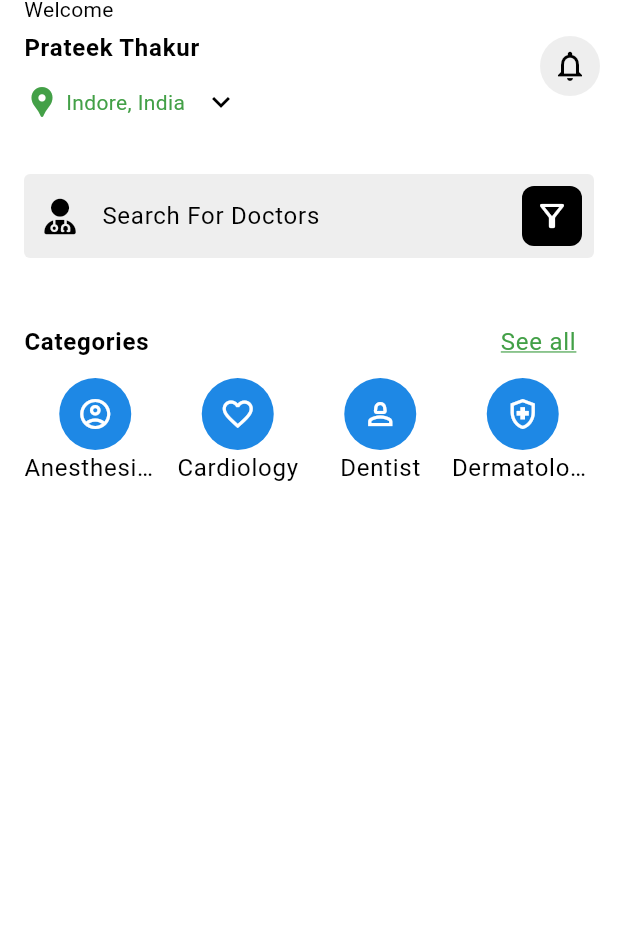
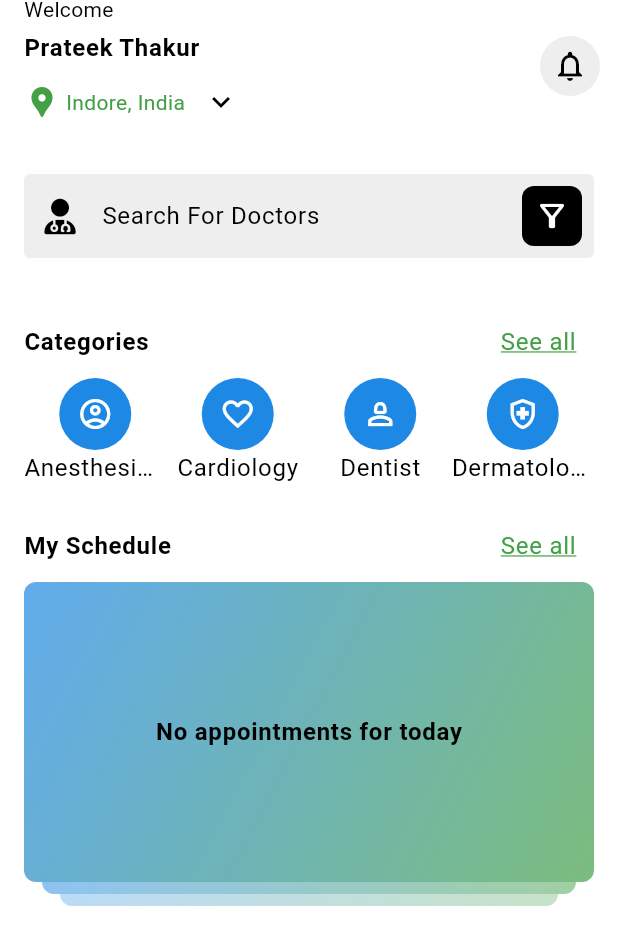
Before and after one commit to prateekthakur272/quic_doc, a Flutter app: the screen it shows after launch, on a phone screen of 412 x 824 dp. Shown: the top 945 px of the screen. Run offline on Flutter 3.47's test engine with Material 3 defaults, Android fonts, the phone set to English and light mode, and no system bars; our stand-ins replace font_awesome_flutter; generated files the repository leaves out were written again.

Commit message:
adds appointment card

```diff
--- a/lib/l10n/app_en.arb
+++ b/lib/l10n/app_en.arb
@@ -14,5 +14,7 @@
         "description": "Hint text for doctor search bar"
     },
     "categories":"Categories",
-    "seeAll":"See all"
+    "seeAll":"See all",
+    "mySchedule":"My Schedule",
+    "noAppointments":"No appointments for today"
 }
--- a/lib/src/extensions/build_context_extension.dart
+++ b/lib/src/extensions/build_context_extension.dart
@@ -6,4 +6,5 @@ extension BuildContextExtension on BuildContext {
   ThemeData get theme => Theme.of(this);
   ColorScheme get colorScheme => Theme.of(this).colorScheme;
   AppLocalizations get localizations => AppLocalizations.of(this)!;
+  Size get screenSize => MediaQuery.of(this).size;
 }
--- a/lib/src/screens/home_screen/home_screen.dart
+++ b/lib/src/screens/home_screen/home_screen.dart
@@ -3,6 +3,7 @@ import 'package:font_awesome_flutter/font_awesome_flutter.dart';
 import 'package:quic_doc/src/constants/widgets.dart';
 import 'package:quic_doc/src/extensions/build_context_extension.dart';
 import 'package:quic_doc/src/screens/home_screen/widgets/doctor_categories.dart';
+import 'package:quic_doc/src/screens/home_screen/widgets/my_appointments.dart';
 
 class HomeScreen extends StatelessWidget {
   const HomeScreen({super.key});
@@ -85,7 +86,8 @@ class HomeScreen extends StatelessWidget {
           )),
       body: const SingleChildScrollView(
         padding: EdgeInsets.all(16),
-        child: Column(children: [DoctorCategories()]),
+        child:
+            Column(children: [DoctorCategories(), space16, MyAppointments()]),
       ),
     );
   }
--- /dev/null
+++ b/lib/src/screens/home_screen/widgets/appointment_preview_card.dart
@@ -0,0 +1,71 @@
+import 'package:flutter/material.dart';
+import 'package:quic_doc/src/extensions/build_context_extension.dart';
+
+class AppointmentPreviewCard extends StatelessWidget {
+  const AppointmentPreviewCard({super.key});
+
+  @override
+  Widget build(BuildContext context) {
+    return Column(
+      children: [
+        Container(
+          width: context.screenSize.width,
+          padding: const EdgeInsets.all(16),
+          height: 200,
+          alignment: Alignment.center,
+          decoration: BoxDecoration(
+              borderRadius: BorderRadius.circular(8),
+              gradient: LinearGradient(
+                  begin: Alignment.topLeft,
+                  end: Alignment.bottomRight,
+                  colors: [
+                    context.colorScheme.primary.withOpacity(.7),
+                    context.colorScheme.secondary.withOpacity(.7)
+                  ])),
+          child: Column(
+            mainAxisSize: MainAxisSize.min,
+            children: [
+              Text(
+                context.localizations.noAppointments,
+                style: context.textTheme.bodyLarge!
+                    .copyWith(fontWeight: FontWeight.bold),
+              )
+            ],
+          ),
+        ),
+        Padding(
+          padding: const EdgeInsets.symmetric(horizontal: 12),
+          child: Container(
+            height: 8,
+            decoration: BoxDecoration(
+                borderRadius:
+                    const BorderRadius.vertical(bottom: Radius.circular(8)),
+                gradient: LinearGradient(
+                    begin: Alignment.topLeft,
+                    end: Alignment.bottomRight,
+                    colors: [
+                      context.colorScheme.primary.withOpacity(.5),
+                      context.colorScheme.secondary.withOpacity(.5)
+                    ])),
+          ),
+        ),
+        Padding(
+          padding: const EdgeInsets.symmetric(horizontal: 24),
+          child: Container(
+            height: 8,
+            decoration: BoxDecoration(
+                borderRadius:
+                    const BorderRadius.vertical(bottom: Radius.circular(8)),
+                gradient: LinearGradient(
+                    begin: Alignment.topLeft,
+                    end: Alignment.bottomRight,
+                    colors: [
+                      context.colorScheme.primary.withOpacity(.3),
+                      context.colorScheme.secondary.withOpacity(.3)
+                    ])),
+          ),
+        )
+      ],
+    );
+  }
+}
--- /dev/null
+++ b/lib/src/screens/home_screen/widgets/my_appointments.dart
@@ -0,0 +1,22 @@
+import 'package:flutter/material.dart';
+import 'package:quic_doc/src/extensions/build_context_extension.dart';
+import 'package:quic_doc/src/screens/home_screen/widgets/appointment_preview_card.dart';
+import 'package:quic_doc/src/screens/home_screen/widgets/section_title.dart';
+
+class MyAppointments extends StatelessWidget {
+  const MyAppointments({super.key});
+
+  @override
+  Widget build(BuildContext context) {
+    return Column(
+      children: [
+        SectionTitle(
+          title: context.localizations.mySchedule,
+          action: context.localizations.seeAll,
+          onActionPressed: () {},
+        ),
+        const AppointmentPreviewCard(),
+      ],
+    );
+  }
+}
```
Also changed, not shown: 1 other file.
